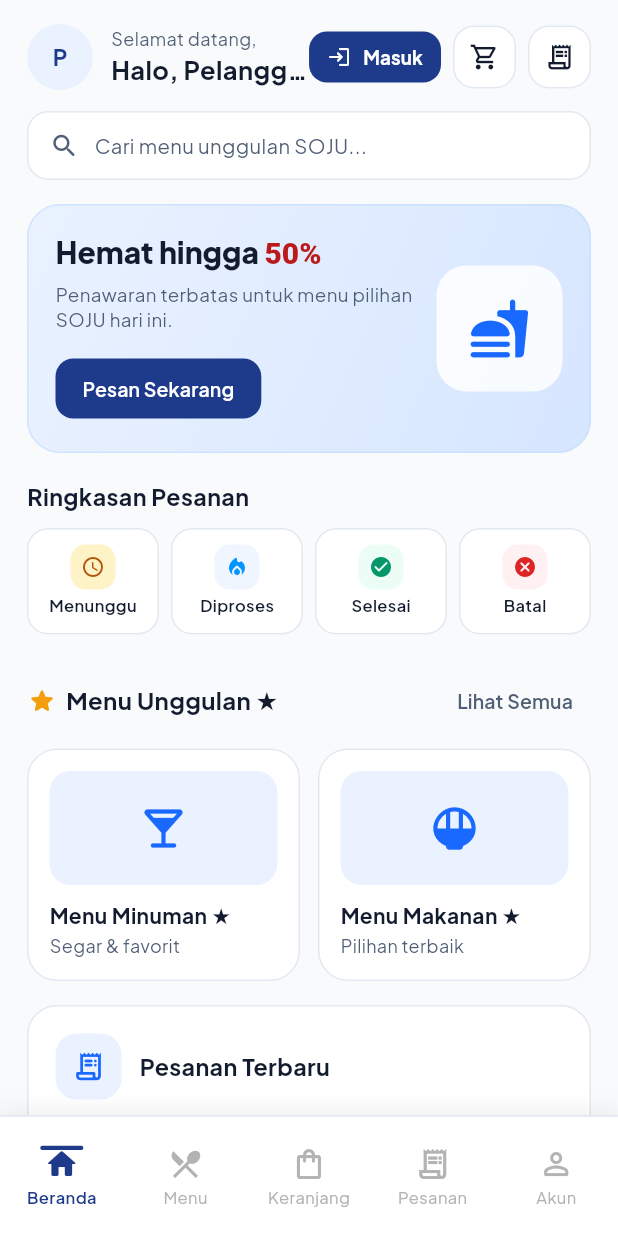
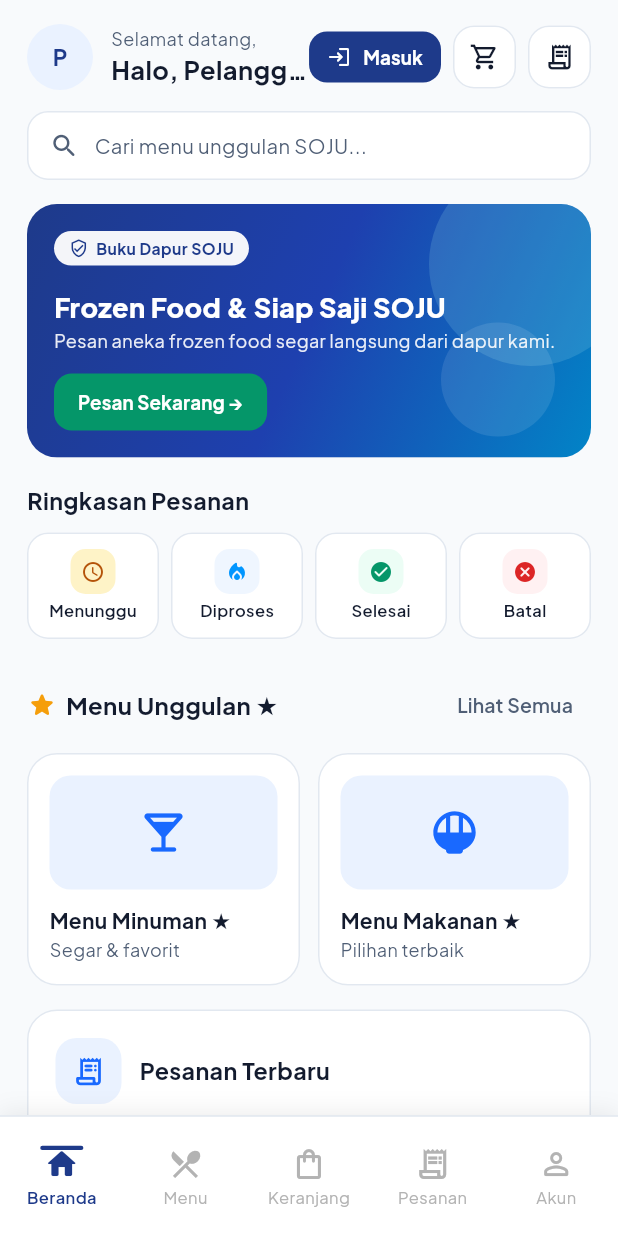
Before and after one commit to adittiadwikurniawan/sojuFE, a Flutter app: the screen it shows after launch, on a phone screen of 412 x 824 dp. Run offline on Flutter 3.47's test engine with Material 3 defaults, Android fonts, the phone set to English and light mode, and no system bars; our stand-ins replace flutter_secure_storage, go_router, google_sign_in; accounts and stored records are empty; network calls fail.

Commit message:
style(customer): align home hero banner to navy gradient prototype design

```diff
--- a/lib/presentation/widgets/role_shell_screens.dart
+++ b/lib/presentation/widgets/role_shell_screens.dart
@@ -292,53 +292,111 @@ class _CustomerHomeShellScreenState extends State<CustomerHomeShellScreen> {
                       ),
                     ),
                     const SizedBox(height: 16),
-                    Container(
-                      padding: const EdgeInsets.all(18),
-                      decoration: BoxDecoration(
-                        gradient: const LinearGradient(
+                    // Hero Banner (disamakan dengan prototype index.html)
+                    ClipRRect(
+                      borderRadius: BorderRadius.circular(20),
+                      child: Container(
+                        decoration: const BoxDecoration(
+                          gradient: LinearGradient(
                             begin: Alignment.topLeft,
                             end: Alignment.bottomRight,
                             colors: <Color>[
-                            Color(0xFFEAF2FF),
-                            Color(0xFFD6E6FF),
+                              SojuColors.brandNavy,
+                              Color(0xFF1E40AF),
+                              Color(0xFF0284C7),
                             ],
                           ),
-                        borderRadius: BorderRadius.circular(22),
-                        border: Border.all(color: SojuColors.freeTableBlueBorder60),
+                          boxShadow: <BoxShadow>[
+                            BoxShadow(
+                              color: Color(0x1A0F172A),
+                              blurRadius: 12,
+                              offset: Offset(0, 4),
                             ),
-                      child: Row(
+                          ],
+                        ),
+                        child: Stack(
                           children: <Widget>[
-                          Expanded(
+                            Positioned(
+                              right: -28,
+                              top: -28,
+                              child: Container(
+                                width: 136,
+                                height: 136,
+                                decoration: BoxDecoration(
+                                  shape: BoxShape.circle,
+                                  color: const Color(0xFF8ED1E4)
+                                      .withOpacity(0.20),
+                                ),
+                              ),
+                            ),
+                            Positioned(
+                              right: 24,
+                              bottom: 14,
+                              child: Container(
+                                width: 76,
+                                height: 76,
+                                decoration: BoxDecoration(
+                                  shape: BoxShape.circle,
+                                  color: Colors.white.withOpacity(0.10),
+                                ),
+                              ),
+                            ),
+                            Padding(
+                              padding: const EdgeInsets.all(18),
                               child: Column(
                                 crossAxisAlignment: CrossAxisAlignment.start,
                                 children: <Widget>[
-                                RichText(
-                                  text: const TextSpan(
+                                  Container(
+                                    padding: const EdgeInsets.symmetric(
+                                      horizontal: 10,
+                                      vertical: 4,
+                                    ),
+                                    decoration: BoxDecoration(
+                                      color: Colors.white.withOpacity(0.95),
+                                      borderRadius: BorderRadius.circular(999),
+                                    ),
+                                    child: const Row(
+                                      mainAxisSize: MainAxisSize.min,
+                                      children: <Widget>[
+                                        Icon(
+                                          Icons.verified_user_outlined,
+                                          size: 13,
+                                          color: SojuColors.brandNavy,
+                                        ),
+                                        SizedBox(width: 5),
+                                        Text(
+                                          'Buku Dapur SOJU',
                                           style: TextStyle(
                                             fontFamily: AppTypography.family,
-                                      fontSize: 20,
-                                      fontWeight: FontWeight.w800,
-                                      color: SojuColors.ink,
-                                    ),
-                                    children: <TextSpan>[
-                                      TextSpan(text: 'Hemat hingga '),
-                                      TextSpan(
-                                        text: '50%',
-                                        style: TextStyle(
-                                          color: SojuColors.expense,
+                                            fontSize: 10.5,
+                                            fontWeight: FontWeight.w700,
+                                            color: SojuColors.brandNavy,
                                           ),
                                         ),
                                       ],
                                     ),
                                   ),
-                                const SizedBox(height: 6),
+                                  const SizedBox(height: 16),
                                   const Text(
-                                  'Penawaran terbatas untuk menu pilihan SOJU hari ini.',
+                                    'Frozen Food & Siap Saji SOJU',
                                     style: TextStyle(
                                       fontFamily: AppTypography.family,
-                                    fontSize: 12.5,
-                                    height: 1.4,
-                                    color: SojuColors.inkMuted,
+                                      fontSize: 18,
+                                      fontWeight: FontWeight.w800,
+                                      color: Colors.white,
+                                      height: 1.25,
+                                    ),
+                                  ),
+                                  const SizedBox(height: 4),
+                                  Text(
+                                    'Pesan aneka frozen food segar langsung dari dapur kami.',
+                                    maxLines: 2,
+                                    overflow: TextOverflow.ellipsis,
+                                    style: TextStyle(
+                                      fontFamily: AppTypography.family,
+                                      fontSize: 12,
+                                      height: 1.35,
+                                      color: Colors.white.withOpacity(0.90),
                                     ),
                                   ),
                                   const SizedBox(height: 14),
@@ -346,43 +404,33 @@ class _CustomerHomeShellScreenState extends State<CustomerHomeShellScreen> {
                                     key: const Key('customer_home_open_menu'),
                                     onPressed: widget.onBrowseMenu,
                                     style: FilledButton.styleFrom(
-                                    backgroundColor: SojuColors.brandNavy,
-                                    foregroundColor: SojuColors.surface,
+                                      backgroundColor: SojuColors.brandEmerald,
+                                      foregroundColor: Colors.white,
                                       padding: const EdgeInsets.symmetric(
-                                      horizontal: 18,
+                                        horizontal: 16,
                                         vertical: 10,
                                       ),
+                                      minimumSize: Size.zero,
+                                      tapTargetSize:
+                                          MaterialTapTargetSize.shrinkWrap,
                                       shape: RoundedRectangleBorder(
                                         borderRadius: BorderRadius.circular(12),
                                       ),
                                     ),
                                     child: const Text(
-                                    'Pesan Sekarang',
+                                      'Pesan Sekarang →',
                                       style: TextStyle(
                                         fontFamily: AppTypography.family,
-                                      fontSize: 13,
-                                      fontWeight: FontWeight.w600,
+                                        fontSize: 12.5,
+                                        fontWeight: FontWeight.w700,
                                       ),
                                     ),
                                   ),
                                 ],
                               ),
                             ),
-                          const SizedBox(width: 12),
-                          Container(
-                            width: 84,
-                            height: 84,
-                            decoration: BoxDecoration(
-                              color: SojuColors.surface.withOpacity(0.85),
-                              borderRadius: BorderRadius.circular(20),
+                          ],
                         ),
-                            child: const Icon(
-                              Icons.fastfood_rounded,
-                              size: 42,
-                              color: SojuColors.primary,
-                            ),
-                          ),
-                        ],
                       ),
                     ),
                     const SizedBox(height: 18),
```
Lines whose indentation alone changed are shown as unchanged.
